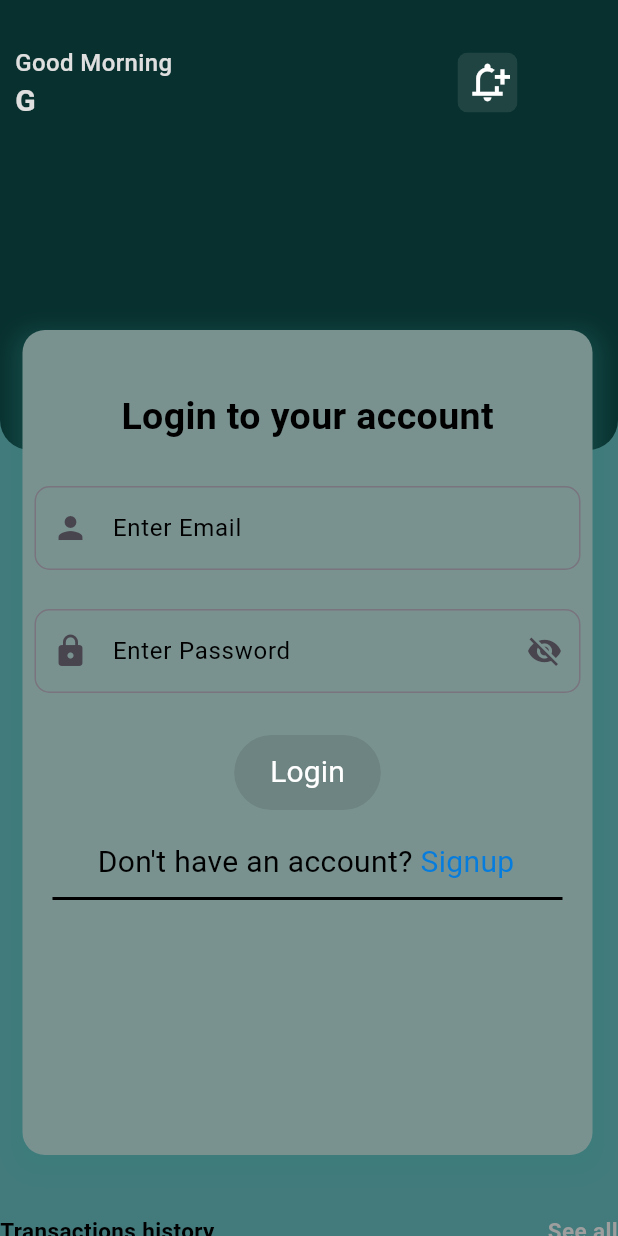
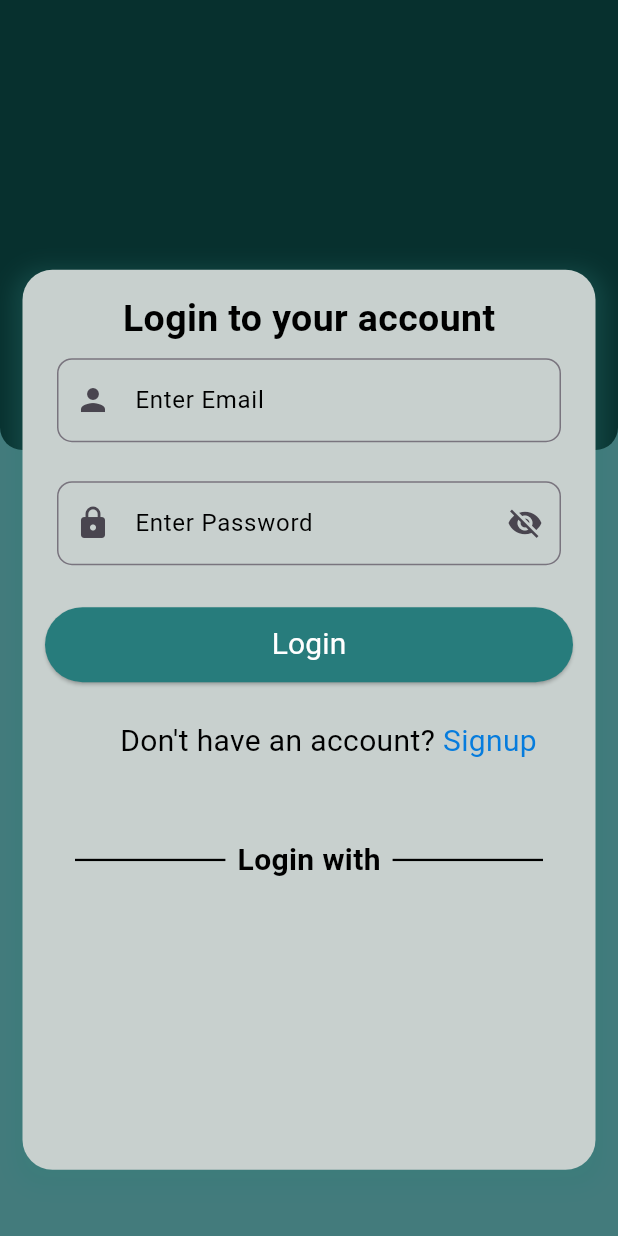
Before and after one commit to GetontoMoses/PapAr, a Flutter app: the Trial screen opened by its route, on a phone screen of 412 x 824 dp. Run offline on Flutter 3.47's test engine with Material 3 defaults, Android fonts, the phone set to English and light mode, and no system bars; our stand-ins replace get.

Commit message:
feat: ref login & signup forms

```diff
--- a/lib/views/login.dart
+++ b/lib/views/login.dart
@@ -42,10 +42,13 @@ class _LoginState extends State<Login> {
               ),
             ),
             Container(
-              padding: const EdgeInsets.only(top: 220, left: 15),
+              padding: EdgeInsets.only(
+                top: MediaQuery.of(context).size.height * 0.2,
+                left: MediaQuery.of(context).size.width * 0.04,
+                right: MediaQuery.of(context).size.width * 0.04,
+              ),
               child: Container(
-                height: 600,
-                width: 385,
+                height: MediaQuery.of(context).size.height * 0.77,
                 margin: EdgeInsets.only(top: 15),
                 decoration: BoxDecoration(
                   boxShadow: const [
@@ -104,9 +107,8 @@ class _LoginState extends State<Login> {
                         action: navigateToDashboard,
                       ),
                       SizedBox(height: 25),
-                      Padding(
-                        padding: const EdgeInsets.only(left: 50),
-                        child: Row(
+                      Row(
+                        mainAxisAlignment: MainAxisAlignment.center,
                         children: [
                           CustomText(
                               label: "Don't have an account? ",
@@ -117,7 +119,6 @@ class _LoginState extends State<Login> {
                             onTap: navigateToSignup,
                           ),
                         ],
-                        ),
                       ),
                       SizedBox(
                         height: 50,
--- a/lib/views/signup.dart
+++ b/lib/views/signup.dart
@@ -27,7 +27,8 @@ class _SignUpState extends State<SignUp> {
       body: SingleChildScrollView(
         child: Stack(
           children: [
-            Column(
+            Positioned.fill(
+              child: Column(
                 crossAxisAlignment: CrossAxisAlignment.stretch,
                 children: [
                   Container(
@@ -43,12 +44,16 @@ class _SignUpState extends State<SignUp> {
                   )
                 ],
               ),
+            ),
             Container(
               child: Padding(
-                padding: const EdgeInsets.only(top: 220, left: 15),
+                padding: EdgeInsets.only(
+                  top: MediaQuery.of(context).size.height * 0.2,
+                  left: MediaQuery.of(context).size.width * 0.04,
+                  right: MediaQuery.of(context).size.width * 0.04,
+                ),
                 child: Container(
-                  height: 600,
-                  width: 385,
+                  height: MediaQuery.of(context).size.height * 0.8,
                   margin: EdgeInsets.only(top: 15),
                   decoration: BoxDecoration(
                     boxShadow: const [
@@ -130,6 +135,7 @@ class _SignUpState extends State<SignUp> {
                         Padding(
                           padding: const EdgeInsets.only(left: 50),
                           child: Row(
+                            mainAxisAlignment: MainAxisAlignment.center,
                             children: [
                               CustomText(
                                 label: "Have an account? ",
--- a/lib/views/trialX.dart
+++ b/lib/views/trialX.dart
@@ -1,66 +1,34 @@
 import 'package:flutter/material.dart';
+import 'package:public_repo/views/customButton.dart';
 import 'package:public_repo/views/customtext.dart';
 import 'package:public_repo/views/customtextField.dart';
-import 'package:public_repo/views/customButton.dart';
+
 import 'package:get/get.dart';
-import 'package:public_repo/views/header.dart';
-
-final TextEditingController usernameController = TextEditingController();
-final TextEditingController passwordController = TextEditingController();
-bool isPasswordVisible = false;
 
 class Trial extends StatefulWidget {
-  const Trial({super.key});
+  const Trial({Key? key}) : super(key: key);
+
   @override
   _TrialState createState() => _TrialState();
 }
 
 class _TrialState extends State<Trial> {
+  bool isPasswordVisible = false;
+  final TextEditingController usernameController = TextEditingController();
+  final TextEditingController passwordController = TextEditingController();
+
   @override
   Widget build(BuildContext context) {
+    double screenWidth = MediaQuery.of(context).size.width;
+    double screenHeight = MediaQuery.of(context).size.height;
     return Scaffold(
       backgroundColor: Color.fromRGBO(67, 123, 124, 1),
-      body: SafeArea(
-        child: CustomScrollView(
-          slivers: [
-            SliverToBoxAdapter(
-              child: SizedBox(height: 800, child: _head()),
-            ),
-            const SliverToBoxAdapter(
-              child: Padding(
-                padding: EdgeInsets.only(top: 10),
-                child: Row(
-                  mainAxisAlignment: MainAxisAlignment.spaceBetween,
+      body: SingleChildScrollView(
+        child: Stack(
           children: [
-                    Text(
-                      'Transactions history',
-                      style: TextStyle(
-                          fontWeight: FontWeight.w600,
-                          fontSize: 15,
-                          color: Colors.black),
-                    ),
-                    Text(
-                      'See all',
-                      style: TextStyle(
-                          fontWeight: FontWeight.w600,
-                          fontSize: 15,
-                          color: Colors.grey),
-                    ),
-                  ],
-                ),
-              ),
-            ),
-          ],
-        ),
-      ),
-    );
-  }
-}
-
-Widget _head() {
-  return Stack(
-    children: [
-      Column(
+            Positioned.fill(
+              child: Column(
+                crossAxisAlignment: CrossAxisAlignment.stretch,
                 children: [
                   Container(
                     width: double.infinity,
@@ -68,62 +36,22 @@ Widget _head() {
                     decoration: const BoxDecoration(
                       color: Color.fromARGB(255, 7, 48, 46),
                       borderRadius: BorderRadius.only(
-                bottomLeft: Radius.circular(20),
-                bottomRight: Radius.circular(20),
+                        bottomLeft: Radius.circular(15),
+                        bottomRight: Radius.circular(15),
                       ),
                     ),
-            child: Stack(
-              children: [
-                Positioned(
-                  top: 35,
-                  left: 305,
-                  child: ClipRRect(
-                    borderRadius: BorderRadius.circular(7),
-                    child: Container(
-                      height: 40,
-                      width: 40,
-                      color: const Color.fromRGBO(250, 250, 250, 0.1),
-                      child: const Icon(
-                        Icons.notification_add_outlined,
-                        size: 30,
-                        color: Colors.white,
-                      ),
-                    ),
-                  ),
-                ),
-                const Padding(
-                  padding: EdgeInsets.only(top: 30, left: 10),
-                  child: Column(
-                    crossAxisAlignment: CrossAxisAlignment.start,
-                    children: [
-                      Text(
-                        'Good Morning',
-                        style: TextStyle(
-                            fontWeight: FontWeight.w500,
-                            fontSize: 16,
-                            color: Color.fromARGB(255, 224, 223, 223)),
-                      ),
-                      Text(
-                        'G',
-                        style: TextStyle(
-                            fontWeight: FontWeight.w600,
-                            fontSize: 20,
-                            color: Color.fromARGB(255, 224, 223, 223)),
-                      ),
+                  )
                 ],
               ),
             ),
-              ],
-            ),
-          ),
-        ],
-      ),
-      Positioned(
-        top: 220,
-        left: 15,
+            Container(
+              padding:
+                  EdgeInsets.only(top: screenHeight * 0.2, left: 15, right: 15),
+              width: screenWidth,
               child: Container(
-          height: 550,
-          width: 380,
+                height: 600,
+                width: 385,
+                margin: EdgeInsets.only(top: 15),
                 decoration: BoxDecoration(
                   boxShadow: const [
                     BoxShadow(
@@ -133,16 +61,16 @@ Widget _head() {
                       spreadRadius: 6,
                     ),
                   ],
-            color: Color.fromARGB(255, 121, 146, 144),
-            borderRadius: BorderRadius.circular(15),
+                  color: Color.fromRGBO(200, 208, 206, 1),
+                  borderRadius: BorderRadius.circular(20),
                 ),
+                child: Expanded(
+                  child: Padding(
+                    padding: const EdgeInsets.all(15.0),
                     child: Column(
+                      crossAxisAlignment: CrossAxisAlignment.stretch,
                       children: [
-              SizedBox(
-                height: 10,
-              ),
-              Padding(
-                padding: EdgeInsets.only(top: 30, bottom: 20),
+                        Center(
                           child: CustomText(
                             label: 'Login to your account',
                             fontsize: 25,
@@ -166,49 +94,86 @@ Widget _head() {
                           suffixIcon: Icon(isPasswordVisible
                               ? Icons.visibility
                               : Icons.visibility_off),
-                // togglePasswordVisibility: () {
-                //   setState(() {
-                //     isPasswordVisible = !isPasswordVisible;
-                //   });
-                // },
                           obscureText: !isPasswordVisible,
+                          togglePasswordVisibility: () {
+                            setState(() {
+                              isPasswordVisible = !isPasswordVisible;
+                            });
+                          },
                         ),
                         const SizedBox(height: 20),
                         CustomButton(
-                label: "Login",
                           onPressed: () {},
+                          label: ("Login"),
                           buttonColor: Color.fromARGB(255, 39, 124, 124),
                           width: 25,
-                // action: navigateToDashboard,
+                          action: navigateToDashboard,
                         ),
-              SizedBox(height: 20),
+                        SizedBox(height: 25),
                         Padding(
                           padding: const EdgeInsets.only(left: 50),
                           child: Row(
                             children: [
                               CustomText(
                                   label: "Don't have an account? ",
-                      labelcolor: Colors.black,
-                    ),
+                                  labelcolor: Colors.black),
                               CustomText(
                                 label: "Signup",
                                 labelcolor: Color.fromARGB(255, 6, 124, 221),
-                      //  onTap: navigateToSignup,
+                                onTap: navigateToSignup,
                               ),
                             ],
                           ),
                         ),
-              Divider(
+                        SizedBox(
+                          height: 50,
+                        ),
+                        Row(
+                          mainAxisAlignment: MainAxisAlignment.center,
+                          children: [
+                            Expanded(
+                              child: Divider(
                                 color: Colors.black,
+                                thickness: 1.5,
                                 height: 20,
-                thickness: 2,
                                 indent: 20,
+                                endIndent: 8,
+                              ),
+                            ),
+                            CustomText(
+                              label: "Login with",
+                              labelcolor: Colors.black,
+                              fontsize: 20,
+                              fontWeight: FontWeight.bold,
+                            ),
+                            Expanded(
+                              child: Divider(
+                                color: Colors.black,
+                                thickness: 1.5,
+                                height: 20,
+                                indent: 8,
                                 endIndent: 20,
+                              ),
+                            ),
+                          ],
                         ),
                       ],
                     ),
                   ),
                 ),
+              ),
+            ),
           ],
+        ),
+      ),
     );
   }
+
+  void navigateToSignup() {
+    Get.toNamed("/signup");
+  }
+
+  void navigateToDashboard() {
+    Get.offNamed("/home");
+  }
+}
```
Lines whose indentation alone changed are shown as unchanged.
